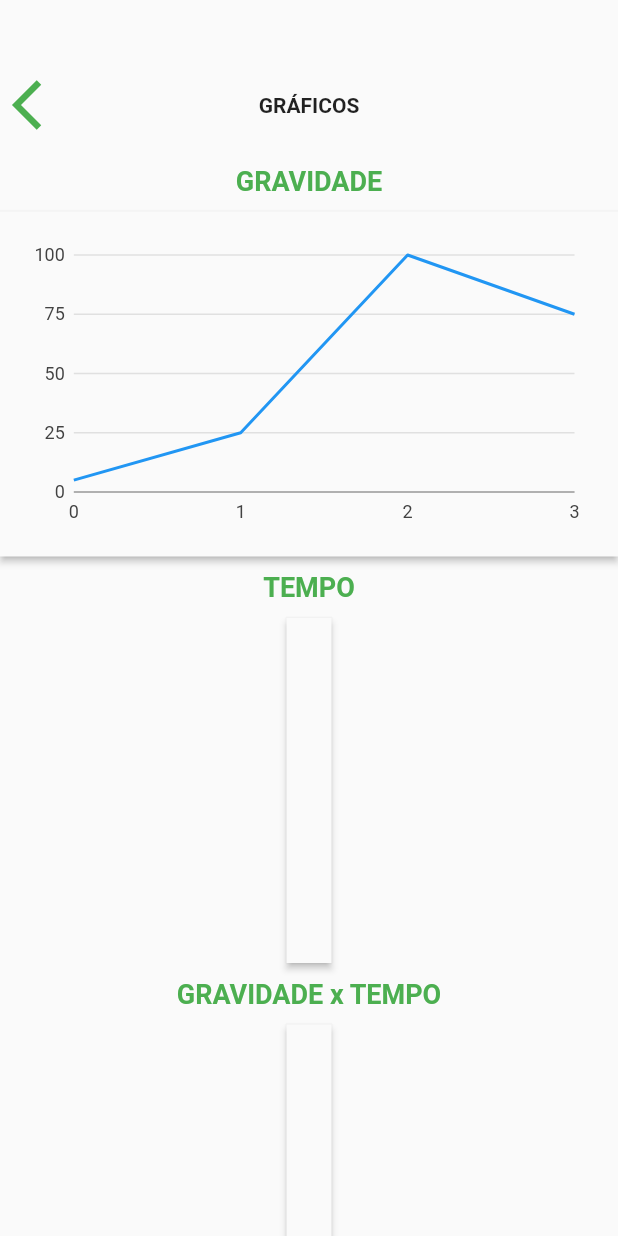
After one commit to FonteneleLucas/experiment-gravitational-acceleration, a Flutter app: the ShowChart screen opened by its route, on a phone screen of 412 x 824 dp. The commit adds this screen. Run offline on Flutter 3.47's test engine with Material 2 defaults, Android fonts, the phone set to English and light mode, and no system bars; our stand-ins replace charts_flutter, flutter_bluetooth_serial, page_indicator; Roboto replaces fonts that are missing (Montserrat); statements that could not run were skipped.

Commit message:
adicionando chart1

```diff
--- a/lib/main.dart
+++ b/lib/main.dart
@@ -2,6 +2,7 @@ import 'package:flutter/material.dart';
 import './homePage.dart';
 import 'showData.dart';
 import 'showTable.dart';
+import 'showChart.dart';
 
 void main() => runApp(new MaterialApp(
   debugShowCheckedModeBanner: false,
@@ -9,6 +10,7 @@ void main() => runApp(new MaterialApp(
     '/showData': (BuildContext context) => new ShowData(),
     '/homePage': (BuildContext context) => new HomePage(),
     '/showTable': (BuildContext context) => new ShowTable(),
+    '/showChart': (BuildContext context) => new ShowChart(),
   },
   home: new HomePage(),
 ));
--- /dev/null
+++ b/lib/showChart.dart
@@ -0,0 +1,190 @@
+import 'dart:math';
+
+import 'package:flutter/material.dart';
+import 'package:charts_flutter/flutter.dart';
+import 'package:charts_flutter/src/text_element.dart';
+import 'package:charts_flutter/src/text_style.dart' as style;
+
+class ShowChart extends StatefulWidget {
+  @override
+  _ShowChartState createState() => new _ShowChartState();
+}
+
+class LinearSales {
+  final double year;
+  final double sales;
+
+  LinearSales(this.year, this.sales);
+}
+
+
+class _ShowChartState extends State<ShowChart> {
+
+  @override
+  Widget build(BuildContext context) {
+    var data = [
+      new LinearSales(0, 5),
+      new LinearSales(1, 25),
+      new LinearSales(2, 100),
+      new LinearSales(3, 75),
+//      new LinearSales(1, 9.8),
+//      new LinearSales(2, 9.9),
+//      new LinearSales(3, 10.2),
+//      new LinearSales(4, 10.4),
+//      new LinearSales(5, 9.5),
+//      new LinearSales(6, 10.1),
+//      new LinearSales(7, 9.7),
+//      new LinearSales(8, 10.3),
+//      new LinearSales(9, 10.7),
+//      new LinearSales(10, 9.8),
+    ];
+
+    var series = [
+      new Series(
+        id: 'Sales',
+        colorFn: (_, __) => MaterialPalette.blue.shadeDefault,
+        domainFn: (LinearSales sales, _) => sales.year,
+        measureFn: (LinearSales sales, _) => sales.sales,
+        data: data,
+      ),
+    ];
+
+
+
+
+    return new Scaffold(
+        body: SingleChildScrollView(
+
+            child: Column(
+              children: <Widget>[
+                Stack(
+                    children: <Widget>[
+                      Container(
+                        margin: const EdgeInsets.only(left: 0, top: 40, right: 0, bottom: 0),
+//            color: Colors.lightBlue,
+                        height: 60,
+                        child: Center(
+                            child: Stack(
+                              children: <Widget>[
+                                Container(
+                                  alignment: Alignment(-1, 0),
+//                color: Colors.lightBlue,
+                                  child: IconButton(
+                                    icon: Icon(Icons.arrow_back_ios),
+                                    iconSize: 40,
+                                    color: Colors.green,
+                                    tooltip: 'Voltar',
+                                    onPressed: () {
+                                      print("Voltar");
+                                      Navigator.of(context).pushNamed('/homePage');
+                                    },
+                                  ),
+                                ),
+                                Container(
+                                  alignment: Alignment(0, 0),
+                                  child: Text(
+                                    "GRÁFICOS",
+                                    style: TextStyle(
+                                        color: Colors.black87,
+                                        fontWeight: FontWeight.bold,
+                                        fontFamily: 'Montserrat'
+                                    ),
+                                  ),
+                                ),
+                              ],
+                            )
+                        ),
+                      ),
+                    ]),
+                Container(
+                    margin: EdgeInsets.only(top: 10,bottom: 10),
+                    child: Text("GRAVIDADE", style: TextStyle(color: Colors.green,fontSize: 18, fontFamily: 'Montserrat' ,
+                        fontWeight: FontWeight.bold))
+                ),
+                Container(
+                  child: Material(
+                    elevation: 2,
+                    child: Padding(
+                      padding: new EdgeInsets.all(15),
+                      child: new SizedBox(
+                        height: 200.0,
+                        child: LineChart(series,
+                          behaviors: [
+                            LinePointHighlighter(
+                                symbolRenderer: CustomCircleSymbolRenderer()
+                            )
+                          ],
+                          selectionModels: [
+                            SelectionModelConfig(
+                                changedListener: (SelectionModel model) {
+                                  if(model.hasDatumSelection)
+                                    print(model.selectedSeries[0].measureFn(model.selectedDatum[0].index));
+                                }
+                            )
+                          ],
+                        )
+                      ),
+                    ),
+                  )
+                ),
+                Container(
+                    margin: EdgeInsets.only(top: 10,bottom: 10),
+                    child: Text("TEMPO", style: TextStyle(color: Colors.green,fontSize: 18, fontFamily: 'Montserrat' ,
+                        fontWeight: FontWeight.bold))
+                ),
+                Container(
+                    child: Material(
+                      elevation: 2,
+                      child: Padding(
+                        padding: new EdgeInsets.all(15),
+                        child: new SizedBox(
+                          height: 200.0,
+//                          child: charts.LineChart(series, animate: true),
+                        ),
+                      ),
+                    )
+                ),
+                Container(
+                    margin: EdgeInsets.only(top: 10,bottom: 10),
+                    child: Text("GRAVIDADE x TEMPO", style: TextStyle(color: Colors.green,fontSize: 18, fontFamily: 'Montserrat' ,
+                        fontWeight: FontWeight.bold))
+                ),
+                Container(
+                    child: Material(
+                      elevation: 2,
+                      child: Padding(
+                        padding: new EdgeInsets.all(15),
+                        child: new SizedBox(
+                          height: 200.0,
+//                          child: charts.LineChart(series, animate: true),
+                        ),
+                      ),
+                    )
+                ),
+              ],
+            )
+
+
+        )
+    );
+  }
+}
+
+class CustomCircleSymbolRenderer extends CircleSymbolRenderer {
+  @override
+  void paint(ChartCanvas canvas, Rectangle<num> bounds, {List<int> dashPattern, Color fillColor, Color strokeColor, double strokeWidthPx}) {
+    super.paint(canvas, bounds, dashPattern: dashPattern, fillColor: fillColor, strokeColor: strokeColor, strokeWidthPx: strokeWidthPx);
+    canvas.drawRect(
+        Rectangle(bounds.left - 5, bounds.top - 30, bounds.width + 10, bounds.height + 10),
+        fill: Color.white
+    );
+    var textStyle = style.TextStyle();
+    textStyle.color = Color.black;
+    textStyle.fontSize = 15;
+    canvas.drawText(
+        TextElement("1", style: textStyle),
+        (bounds.left).round(),
+        (bounds.top - 28).round()
+    );
+  }
+}
--- a/lib/showData.dart
+++ b/lib/showData.dart
@@ -99,12 +99,12 @@ class _ShowDataState extends State<ShowData> {
 
         ),
         DataColumn(
-          label: Text("Tempo (ms)"),
+          label: Text("Tempo (ms)", style: TextStyle(fontSize: 10),),
           numeric: true,
 
         ),
         DataColumn(
-          label: Text("Gravidade"),
+          label: Text("Gravidade (m/s²)",  style: TextStyle(fontSize: 10)),
           numeric: true,
         ),
       ],
@@ -245,7 +245,7 @@ class _ShowDataState extends State<ShowData> {
                         ),
                       ),
                       Container(
-                          margin: const EdgeInsets.only(left: 8, top: 80, right: 8, bottom: 0),
+                          margin: const EdgeInsets.only(left: 6, top: 80, right: 6, bottom: 0),
 //              color: Colors.black,
                           height: 50,
                           child: InkWell(
@@ -657,6 +657,7 @@ class _ShowDataState extends State<ShowData> {
                                         height: 50,
                                         child: InkWell(
                                           onTap: () {
+                                            Navigator.of(context).pushNamed('/showChart');
                                           },
                                           child: Material(
                                             borderRadius: BorderRadius.circular(20),
--- a/lib/showTable.dart
+++ b/lib/showTable.dart
@@ -24,7 +24,7 @@ class _ShowTableState extends State<ShowTable> {
 
         ),
         DataColumn(
-          label: Text("Gravidade"),
+          label: Text("Gravidade(m/s²)"),
           numeric: true,
         ),
       ],
--- a/pubspec.yaml
+++ b/pubspec.yaml
@@ -21,6 +21,7 @@ dependencies:
     sdk: flutter
   flutter_bluetooth_serial: ^0.0.4
   page_indicator: ^0.2.0
+  charts_flutter: ^0.6.0
 #  flutter_blue: ^0.5.0
 #   The following adds the Cupertino Icons font to your application.
   # Use with the CupertinoIcons class for iOS style icons.
```
Also changed, not shown: lib/task.dart (added), pubspec.lock.
